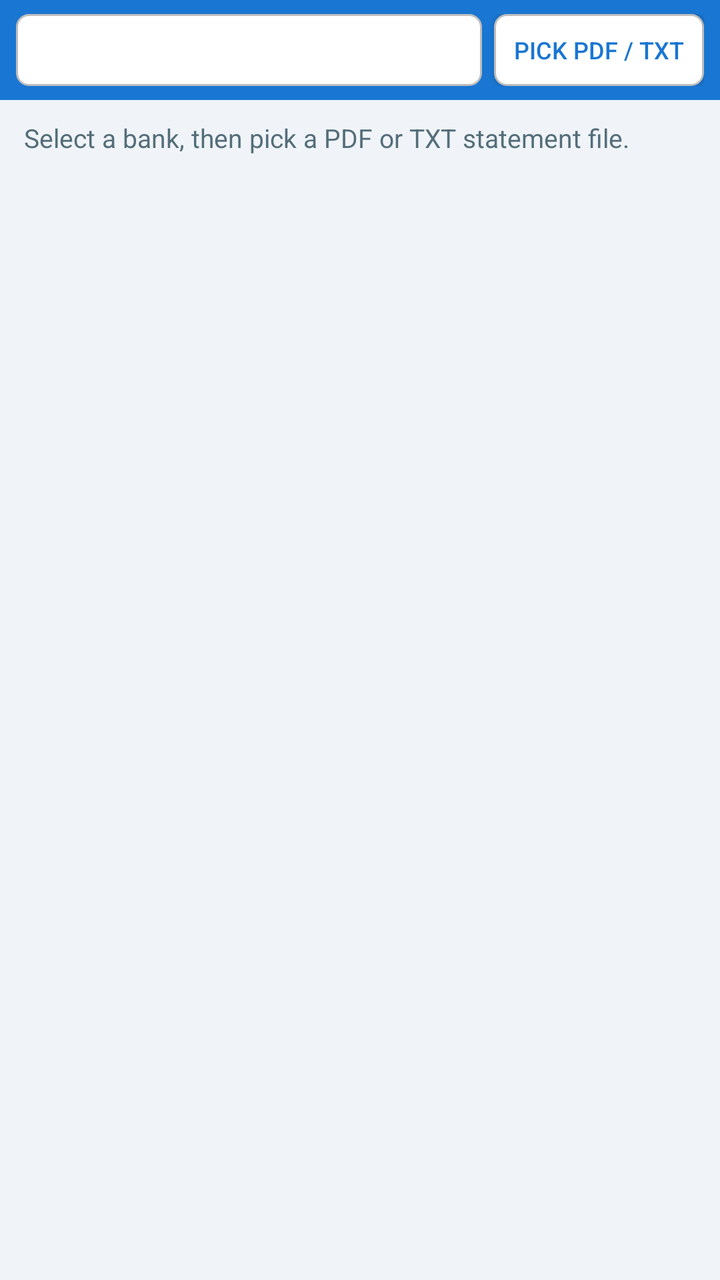
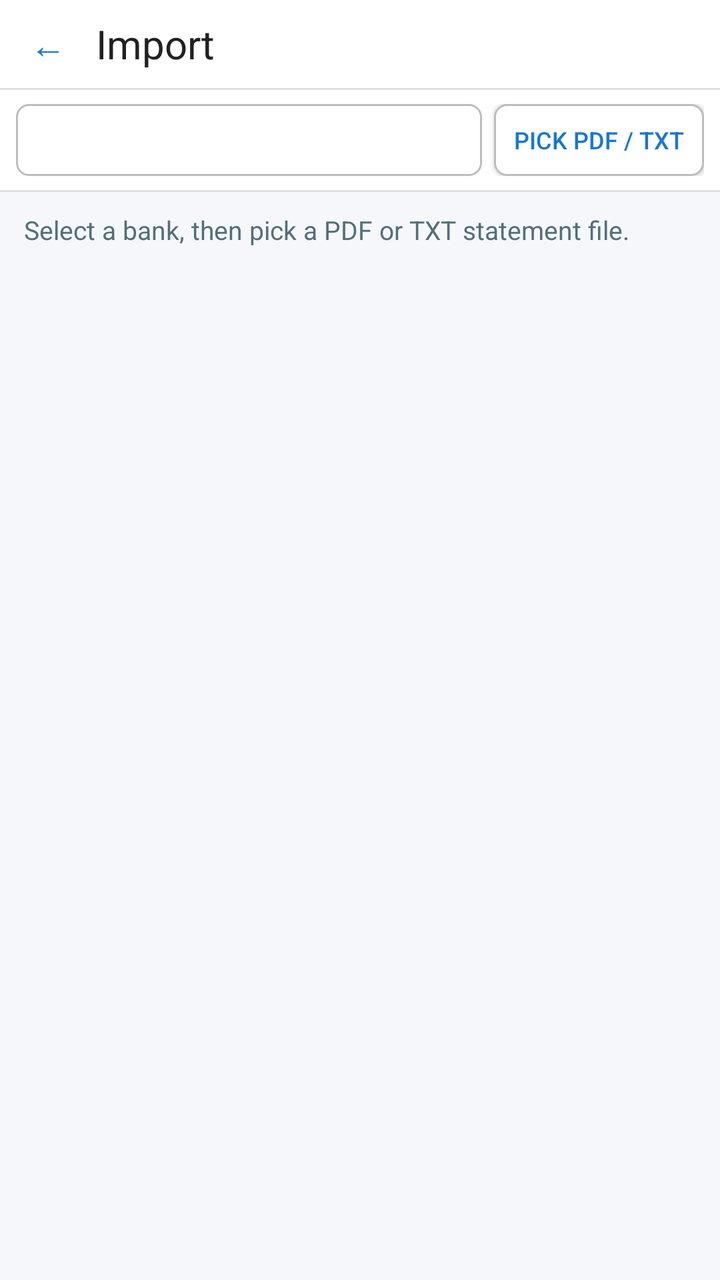

Screens rendered from an Android XML layout before and after an edit, with the pre-edit source and the edit as a unified diff.
<!-- AndroidManifest.xml: activity theme android:Theme.Material.Light.NoActionBar -->
<!-- res/layout/activity_statement_import.xml -->
<?xml version="1.0" encoding="utf-8"?>
<LinearLayout xmlns:android="http://schemas.android.com/apk/res/android"
    android:layout_width="match_parent"
    android:layout_height="match_parent"
    android:orientation="vertical"
    android:background="#F0F4F8">

    
    <LinearLayout
        android:layout_width="match_parent"
        android:layout_height="wrap_content"
        android:orientation="horizontal"
        android:background="#1976D2"
        android:paddingLeft="8dp"
        android:paddingRight="8dp"
        android:paddingTop="7dp"
        android:paddingBottom="7dp"
        android:gravity="center_vertical">

        <Spinner
            android:id="@+id/spinnerBank"
            android:layout_width="0dp"
            android:layout_height="36dp"
            android:layout_weight="1"
            android:layout_marginRight="6dp"
            android:background="@drawable/bg_spinner_white" />

        <Button
            android:id="@+id/btnPickFile"
            android:layout_width="wrap_content"
            android:layout_height="36dp"
            android:text="@string/btn_pick_statement"
            android:textSize="12sp"
            android:textColor="#1976D2"
            android:background="@drawable/bg_spinner_white"
            android:paddingLeft="10dp"
            android:paddingRight="10dp" />

    </LinearLayout>

    
    <TextView
        android:id="@+id/tvImportStatus"
        android:layout_width="match_parent"
        android:layout_height="wrap_content"
        android:paddingLeft="12dp"
        android:paddingRight="12dp"
        android:paddingTop="10dp"
        android:paddingBottom="6dp"
        android:textSize="13sp"
        android:textColor="#546E7A"
        android:text="@string/status_pick_file_hint" />

    
    <TextView
        android:id="@+id/tvTextPreview"
        android:layout_width="match_parent"
        android:layout_height="wrap_content"
        android:maxLines="10"
        android:ellipsize="end"
        android:paddingLeft="12dp"
        android:paddingRight="12dp"
        android:paddingTop="4dp"
        android:paddingBottom="4dp"
        android:textSize="11sp"
        android:textColor="#37474F"
        android:fontFamily="monospace"
        android:background="#ECEFF1"
        android:visibility="gone" />

    
    <Button
        android:id="@+id/btnScan"
        android:layout_width="match_parent"
        android:layout_height="wrap_content"
        android:layout_marginLeft="12dp"
        android:layout_marginRight="12dp"
        android:layout_marginTop="8dp"
        android:text="@string/btn_scan_expenses"
        android:textColor="#FFFFFF"
        android:background="#1976D2"
        android:visibility="gone" />

    
    <ListView
        android:id="@+id/lvCandidates"
        android:layout_width="match_parent"
        android:layout_height="0dp"
        android:layout_weight="1"
        android:divider="@android:color/transparent"
        android:dividerHeight="2dp"
        android:clipToPadding="false"
        android:paddingTop="4dp"
        android:paddingBottom="60dp"
        android:scrollbarStyle="outsideOverlay"
        android:visibility="gone" />

    
    <Button
        android:id="@+id/btnImport"
        android:layout_width="match_parent"
        android:layout_height="wrap_content"
        android:layout_marginLeft="12dp"
        android:layout_marginRight="12dp"
        android:layout_marginTop="4dp"
        android:layout_marginBottom="8dp"
        android:text="@string/btn_import_selected"
        android:textColor="#FFFFFF"
        android:background="#388E3C"
        android:visibility="gone" />

</LinearLayout>
<!-- resources referenced by this layout -->
<resources>
  <!-- drawable bg_spinner_white (drawable) -->
  <?xml version="1.0" encoding="utf-8"?>
  <shape xmlns:android="http://schemas.android.com/apk/res/android">
      <solid android:color="#FFFFFF" />
      <corners android:radius="6dp" />
      <stroke android:width="1dp" android:color="#BDBDBD" />
  </shape>
  <string name="btn_import_selected">Import Selected</string>
  <string name="btn_pick_statement">Pick PDF / TXT</string>
  <string name="btn_scan_expenses">Scan for Expenses</string>
  <string name="status_pick_file_hint">Select a bank, then pick a PDF or TXT statement file.</string>
</resources>

<!-- the commit's change to res/layout/activity_statement_import.xml (unified diff, before → after) -->
@@ -3,14 +3,46 @@
     android:layout_width="match_parent"
     android:layout_height="match_parent"
     android:orientation="vertical"
-    android:background="#F0F4F8">
+    android:background="@color/landingBackground">
+
+    
+    <LinearLayout
+        android:layout_width="match_parent"
+        android:layout_height="44dp"
+        android:orientation="horizontal"
+        android:gravity="center_vertical"
+        android:background="@color/appBarWhite"
+        android:paddingLeft="4dp"
+        android:paddingRight="4dp">
+        <Button
+            android:id="@+id/btnBack"
+            android:layout_width="40dp"
+            android:layout_height="40dp"
+            android:text="←"
+            android:textSize="18sp"
+            android:textColor="@color/colorPrimary"
+            android:background="?android:attr/selectableItemBackgroundBorderless"
+            android:minWidth="0dp"
+            android:minHeight="0dp"
+            android:padding="0dp" />
+        <TextView
+            android:id="@+id/tvTitle"
+            android:layout_width="0dp"
+            android:layout_height="wrap_content"
+            android:layout_weight="1"
+            android:text="Import"
+            android:textColor="@color/textPrimary"
+            android:textSize="20sp"
+            android:paddingLeft="4dp" />
+    </LinearLayout>
+    <View android:layout_width="match_parent" android:layout_height="1dp" android:background="@color/hairline" />
 
     
     <LinearLayout
         android:layout_width="match_parent"
         android:layout_height="wrap_content"
         android:orientation="horizontal"
-        android:background="#1976D2"
+        android:background="@color/appBarWhite"
         android:paddingLeft="8dp"
         android:paddingRight="8dp"
         android:paddingTop="7dp"
@@ -37,6 +69,7 @@
             android:paddingRight="10dp" />
 
     </LinearLayout>
+    <View android:layout_width="match_parent" android:layout_height="1dp" android:background="@color/hairline" />
 
     
     <TextView
<!-- resource entries referenced after the edit -->
@@ -1,5 +1,10 @@
 <!-- resources referenced by this layout -->
 <resources>
+  <color name="appBarWhite">#FFFFFF</color>
+  <color name="colorPrimary">#1976D2</color>
+  <color name="hairline">#E0E0E0</color>
+  <color name="landingBackground">#F5F7FA</color>
+  <color name="textPrimary">#212121</color>
   <!-- drawable bg_spinner_white (drawable) -->
   <?xml version="1.0" encoding="utf-8"?>
   <shape xmlns:android="http://schemas.android.com/apk/res/android">
